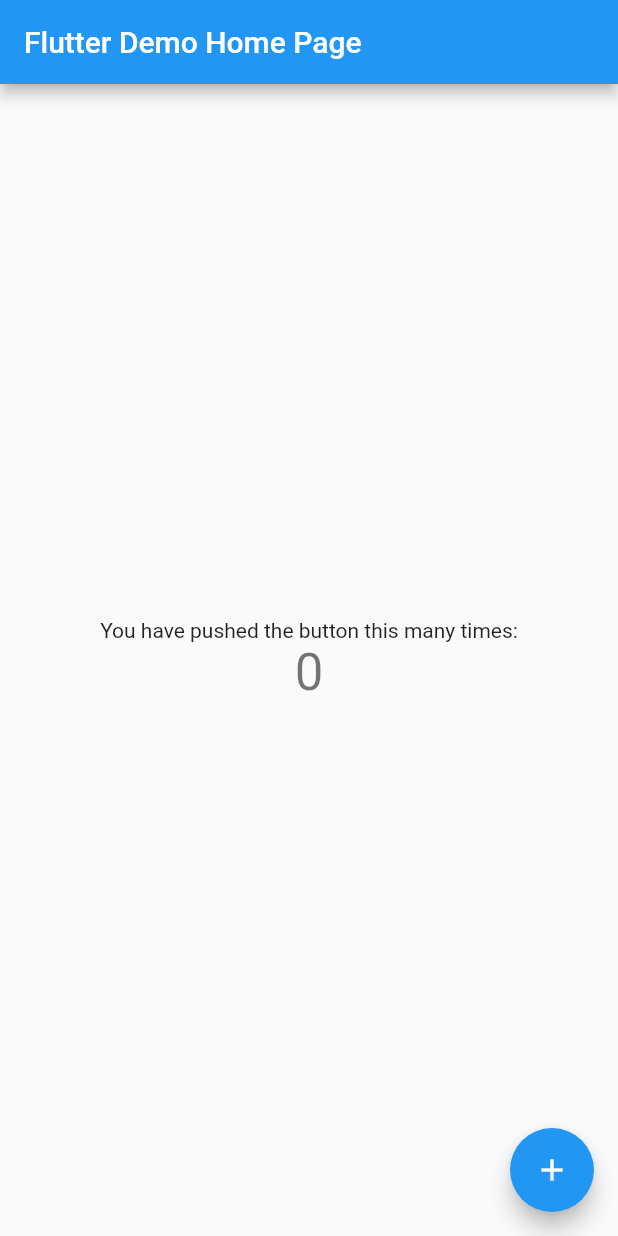
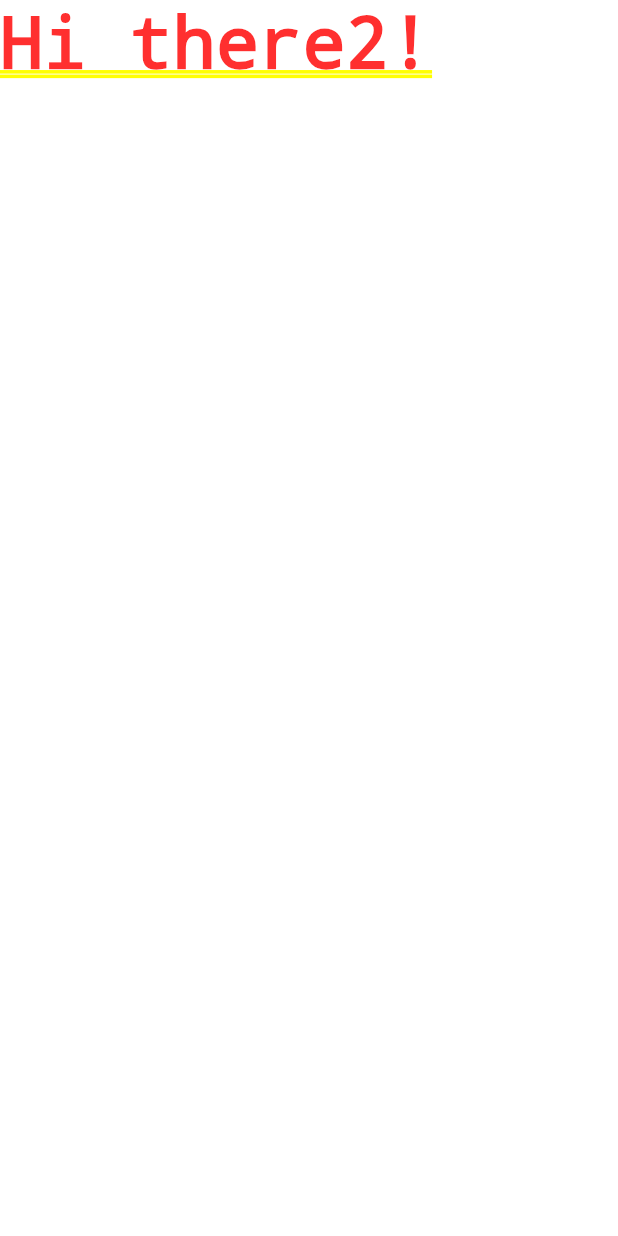
Before and after one commit to garciawell/firstProjectFlutter, a Flutter app: the screen it shows after launch, on a phone screen of 412 x 824 dp. Run offline on Flutter 3.47's test engine with Material 2 defaults, Android fonts, the phone set to English and light mode, and no system bars.

Commit message:
Creating first widget flutter

```diff
--- a/lib/main.dart
+++ b/lib/main.dart
@@ -1,111 +1,15 @@
+// I need to import helper library
+// from flutter to get content on the screen
 import 'package:flutter/material.dart';
 
-void main() => runApp(MyApp());
+// Define a 'main' frunction to run when our app starts
+void main() {
+// Create a new text widget to show some text
+// on the screen
+  var app = MaterialApp(
+    home: Text('Hi there2!'),
+  );
 
-class MyApp extends StatelessWidget {
-  // This widget is the root of your application.
-  @override
-  Widget build(BuildContext context) {
-    return MaterialApp(
-      title: 'Flutter Demo',
-      theme: ThemeData(
-        // This is the theme of your application.
-        //
-        // Try running your application with "flutter run". You'll see the
-        // application has a blue toolbar. Then, without quitting the app, try
-        // changing the primarySwatch below to Colors.green and then invoke
-        // "hot reload" (press "r" in the console where you ran "flutter run",
-        // or simply save your changes to "hot reload" in a Flutter IDE).
-        // Notice that the counter didn't reset back to zero; the application
-        // is not restarted.
-        primarySwatch: Colors.blue,
-      ),
-      home: MyHomePage(title: 'Flutter Demo Home Page'),
-    );
-  }
+// Take that widget and get it on the screen
+  runApp(app);
 }
-
-class MyHomePage extends StatefulWidget {
-  MyHomePage({Key key, this.title}) : super(key: key);
-
-  // This widget is the home page of your application. It is stateful, meaning
-  // that it has a State object (defined below) that contains fields that affect
-  // how it looks.
-
-  // This class is the configuration for the state. It holds the values (in this
-  // case the title) provided by the parent (in this case the App widget) and
-  // used by the build method of the State. Fields in a Widget subclass are
-  // always marked "final".
-
-  final String title;
-
-  @override
-  _MyHomePageState createState() => _MyHomePageState();
-}
-
-class _MyHomePageState extends State<MyHomePage> {
-  int _counter = 0;
-
-  void _incrementCounter() {
-    setState(() {
-      // This call to setState tells the Flutter framework that something has
-      // changed in this State, which causes it to rerun the build method below
-      // so that the display can reflect the updated values. If we changed
-      // _counter without calling setState(), then the build method would not be
-      // called again, and so nothing would appear to happen.
-      _counter++;
-    });
-  }
-
-  @override
-  Widget build(BuildContext context) {
-    // This method is rerun every time setState is called, for instance as done
-    // by the _incrementCounter method above.
-    //
-    // The Flutter framework has been optimized to make rerunning build methods
-    // fast, so that you can just rebuild anything that needs updating rather
-    // than having to individually change instances of widgets.
-    return Scaffold(
-      appBar: AppBar(
-        // Here we take the value from the MyHomePage object that was created by
-        // the App.build method, and use it to set our appbar title.
-        title: Text(widget.title),
-      ),
-      body: Center(
-        // Center is a layout widget. It takes a single child and positions it
-        // in the middle of the parent.
-        child: Column(
-          // Column is also a layout widget. It takes a list of children and
-          // arranges them vertically. By default, it sizes itself to fit its
-          // children horizontally, and tries to be as tall as its parent.
-          //
-          // Invoke "debug painting" (press "p" in the console, choose the
-          // "Toggle Debug Paint" action from the Flutter Inspector in Android
-          // Studio, or the "Toggle Debug Paint" command in Visual Studio Code)
-          // to see the wireframe for each widget.
-          //
-          // Column has various properties to control how it sizes itself and
-          // how it positions its children. Here we use mainAxisAlignment to
-          // center the children vertically; the main axis here is the vertical
-          // axis because Columns are vertical (the cross axis would be
-          // horizontal).
-          mainAxisAlignment: MainAxisAlignment.center,
-          children: <Widget>[
-            Text(
-              'You have pushed the button this many times:',
-            ),
-            Text(
-              '$_counter',
-              style: Theme.of(context).textTheme.display1,
-            ),
-          ],
-        ),
-      ),
-      floatingActionButton: FloatingActionButton(
-        onPressed: _incrementCounter,
-        tooltip: 'Increment',
-        child: Icon(Icons.add),
-      ), // This trailing comma makes auto-formatting nicer for build methods.
-    );
-  }
-}
```
